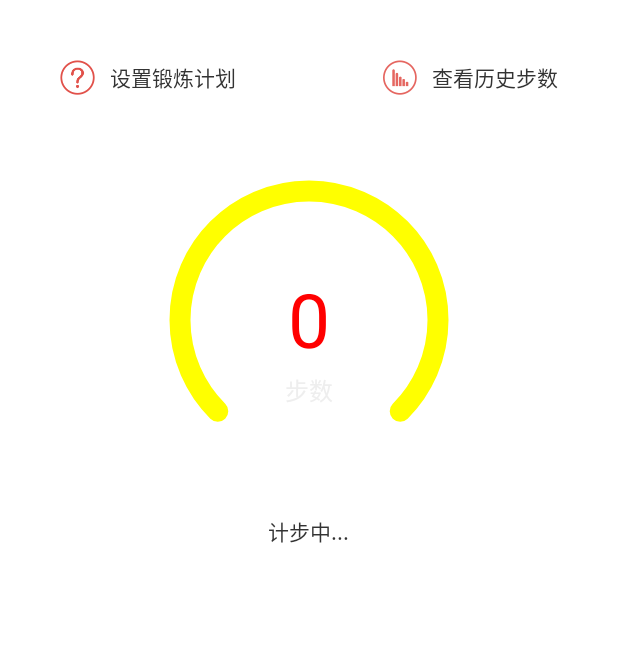
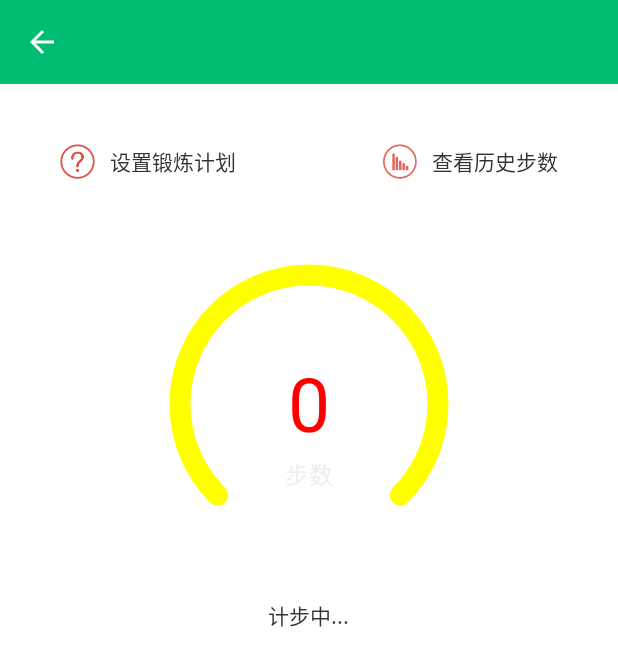
Before and after one commit to Lavanidad/Blueprint, an Android app: the StepActivity screen opened directly, with no data from a screen before it, on a phone screen of 412 x 824 dp. Shown: the top 666 px of the screen. Run offline under Robolectric (Android 15) with nearby library versions, the light colour scheme and no system bars; our stand-ins replace CircleImageView; 3 statements that could not run were skipped.

Commit message:
map layout finish

```diff
--- a/app/src/main/AndroidManifest.xml
+++ b/app/src/main/AndroidManifest.xml
@@ -27,7 +27,7 @@
         android:supportsRtl="true"
         android:theme="@style/AppTheme">
         <activity android:name=".activity.MainActivity"
-            android:theme="@style/AppTheme.Main">
+            android:theme="@style/AppTheme.NoActionBar">
             <intent-filter>
                 <action android:name="android.intent.action.MAIN" />
 
--- a/app/src/main/java/com/deepspring/blueprint/activity/MainActivity.java
+++ b/app/src/main/java/com/deepspring/blueprint/activity/MainActivity.java
@@ -33,7 +33,7 @@ import java.lang.reflect.Field;
 import butterknife.BindView;
 import butterknife.ButterKnife;
 
-//todo-list  1、计步页面toolbar添加返回 2、map 3、图形优化 4、第一页
+//todo-list  1、计步页面toolbar添加返回 2、map 3、图形优化，bitmap压缩 4、第一页
 public class MainActivity extends BaseActivity implements BottomNavigationBar.OnTabSelectedListener {
 
     @BindView(R.id.activity_container)
@@ -59,7 +59,7 @@ public class MainActivity extends BaseActivity implements BottomNavigationBar.On
                 Class decorViewClazz = Class.forName("com.android.internal.policy.DecorView");
                 Field field = decorViewClazz.getDeclaredField("mSemiTransparentStatusBarColor");
                 field.setAccessible(true);
-                field.setInt(getWindow().getDecorView(), getColor(R.color.colorPrimary));  //TODO 改为绿色
+                field.setInt(getWindow().getDecorView(), getColor(R.color.colorPrimary));
             } catch (Exception e) {}
         }
         if(Build.VERSION.SDK_INT >= Build.VERSION_CODES.KITKAT) {
--- a/app/src/main/java/com/deepspring/blueprint/activity/step/StepActivity.java
+++ b/app/src/main/java/com/deepspring/blueprint/activity/step/StepActivity.java
@@ -5,6 +5,9 @@ import android.content.Context;
 import android.content.Intent;
 import android.content.ServiceConnection;
 import android.os.IBinder;
+import android.support.v7.app.ActionBar;
+import android.support.v7.widget.Toolbar;
+import android.view.MenuItem;
 import android.view.View;
 import android.widget.TextView;
 
@@ -15,6 +18,9 @@ import com.deepspring.blueprint.step.UpdateUiCallBack;
 import com.deepspring.blueprint.utils.SharedPreferencesUtils;
 import com.deepspring.blueprint.view.MyStepView;
 
+/**
+ * todo:修改
+ */
 public class StepActivity extends BaseActivity implements View.OnClickListener {
 
     private TextView tv_data;
@@ -23,6 +29,8 @@ public class StepActivity extends BaseActivity implements View.OnClickListener {
     private TextView tv_isSupport;
     private SharedPreferencesUtils sp;
     private boolean isBind = false;
+    private Toolbar mToolbar;
+
 
     @Override
     protected int getLayoutId() {
@@ -36,6 +44,15 @@ public class StepActivity extends BaseActivity implements View.OnClickListener {
         cc = findViewById(R.id.cc);
         tv_set = findViewById(R.id.tv_set);
         tv_isSupport = findViewById(R.id.tv_isSupport);
+
+        mToolbar = findViewById(R.id.toolbar);
+        setSupportActionBar(mToolbar);
+        ActionBar mActionBar = getSupportActionBar();
+        mActionBar.setTitle("");
+        if(mActionBar != null) {
+            mActionBar.setDisplayHomeAsUpEnabled(true);
+        }
+
         initDatas();
         addListener();
     }
@@ -45,7 +62,7 @@ public class StepActivity extends BaseActivity implements View.OnClickListener {
         super.initDatas();
         sp = new SharedPreferencesUtils(this);
         //获取计划步数，默认6000
-        String planWalk_QTY = (String) sp.getParam("planWalk_QTY", "7000");
+        String planWalk_QTY = (String) sp.getParam("planWalk_QTY", "6000");
         cc.setCurrentCount(Integer.parseInt(planWalk_QTY), 0);
         tv_isSupport.setText("计步中...");
         setupService();
@@ -121,6 +138,16 @@ public class StepActivity extends BaseActivity implements View.OnClickListener {
     }
 
     @Override
+    public boolean onOptionsItemSelected(MenuItem item) {
+        switch (item.getItemId()){
+            case android.R.id.home:
+                finish();
+                break;
+        }
+        return super.onOptionsItemSelected(item);
+    }
+
+    @Override
     public void onDestroy() {
         super.onDestroy();
         if (isBind) {
--- /dev/null
+++ b/app/src/main/res/drawable/abc_ic_back.xml
@@ -0,0 +1,11 @@
+<?xml version="1.0" encoding="utf-8"?>
+<vector xmlns:android="http://schemas.android.com/apk/res/android"
+    android:width="24dp"
+    android:height="24dp"
+    android:viewportWidth="24.0"
+    android:viewportHeight="24.0"
+    android:autoMirrored="true">
+    <path
+        android:pathData="M20,11L7.8,11l5.6,-5.6L12,4l-8,8l8,8l1.4,-1.4L7.8,13L20,13L20,11z"
+        android:fillColor="@android:color/white"/>
+</vector>
--- a/app/src/main/res/layout/activity_run.xml
+++ b/app/src/main/res/layout/activity_run.xml
@@ -1,6 +1,7 @@
 <?xml version="1.0" encoding="utf-8"?>
-<LinearLayout xmlns:android="http://schemas.android.com/apk/res/android"
+<android.support.design.widget.CoordinatorLayout xmlns:android="http://schemas.android.com/apk/res/android"
     android:layout_width="match_parent"
     android:layout_height="match_parent">
 
-</LinearLayout>
+    <include layout="@layout/toolbar_back"/>
+</android.support.design.widget.CoordinatorLayout>
--- a/app/src/main/res/layout/activity_step.xml
+++ b/app/src/main/res/layout/activity_step.xml
@@ -1,8 +1,16 @@
 <?xml version="1.0" encoding="utf-8"?>
-<RelativeLayout xmlns:android="http://schemas.android.com/apk/res/android"
+<LinearLayout xmlns:android="http://schemas.android.com/apk/res/android"
     android:layout_width="match_parent"
     android:layout_height="match_parent"
+    android:orientation="vertical"
     android:background="#FFFFFF">
+
+    <include layout="@layout/toolbar_back"/>
+
+    <LinearLayout
+        android:layout_width="wrap_content"
+        android:layout_height="wrap_content"
+        android:orientation="vertical">
 
         <RelativeLayout
             android:layout_width="match_parent"
@@ -60,4 +68,6 @@
                 android:textColor="#333333" />
 
         </RelativeLayout>
-</RelativeLayout>
+    </LinearLayout>
+
+</LinearLayout>
--- a/app/src/main/res/layout/fragment_map.xml
+++ b/app/src/main/res/layout/fragment_map.xml
@@ -5,7 +5,7 @@
     xmlns:app="http://schemas.android.com/apk/res-auto"
     tools:context="com.deepspring.blueprint.fragment.MapFragment">
 
-        <android.support.design.widget.AppBarLayout
+    <android.support.design.widget.AppBarLayout
             android:layout_width="match_parent"
             android:layout_height="wrap_content"
             android:theme="@style/ThemeOverlay.AppCompat.Dark.ActionBar"
--- a/app/src/main/res/layout/fragment_run.xml
+++ b/app/src/main/res/layout/fragment_run.xml
@@ -7,8 +7,8 @@
 
     <com.github.edsergeev.TextFloatingActionButton
         android:id="@+id/run_fab"
-        android:layout_width="84dp"
-        android:layout_height="84dp"
+        android:layout_width="94dp"
+        android:layout_height="94dp"
         android:layout_gravity="center_horizontal|center_vertical"
         android:layout_margin="@dimen/fab_margin"
         android:scaleType="fitXY"
--- /dev/null
+++ b/app/src/main/res/layout/toolbar_back.xml
@@ -0,0 +1,27 @@
+<?xml version="1.0" encoding="utf-8"?>
+<LinearLayout
+    xmlns:android="http://schemas.android.com/apk/res/android"
+    android:layout_width="match_parent"
+    android:layout_height="wrap_content"
+    xmlns:app="http://schemas.android.com/apk/res-auto">
+
+    <android.support.design.widget.AppBarLayout
+        android:layout_width="match_parent"
+        android:layout_height="wrap_content"
+        android:theme="@style/ToolBarWithNavigationBack"
+        app:elevation="0dp">
+
+        <android.support.v7.widget.Toolbar
+            android:id="@+id/toolbar"
+            android:layout_width="match_parent"
+            android:layout_height="?attr/actionBarSize"
+            app:title=""
+            app:layout_collapseMode="pin"
+            app:layout_scrollFlags="scroll|enterAlways"
+            app:popupTheme="@style/ToolbarPopupTheme">
+
+        </android.support.v7.widget.Toolbar>
+
+
+    </android.support.design.widget.AppBarLayout>
+</LinearLayout>
--- a/app/src/main/res/values/styles.xml
+++ b/app/src/main/res/values/styles.xml
@@ -30,7 +30,7 @@
     <style name="AppTheme.PopupOverlay" parent="ThemeOverlay.AppCompat.Light" />
 
     <style name="ToolbarPopupTheme" parent="@style/ThemeOverlay.AppCompat.Light">
-        <item name="navigationIcon">@drawable/abc_ic_ab_back_material</item>
+        <item name="navigationIcon">@drawable/abc_ic_back</item>
         <item name="android:colorBackground">@color/white</item>
         <item name="android:textColor">@color/gray</item>
         <item name="android:textSize">14sp</item>
@@ -43,7 +43,7 @@
     </style>
 
     <style name="ToolBarWithNavigationBack">
-        <item name="navigationIcon">@drawable/abc_ic_ab_back_material</item>
+        <item name="navigationIcon">@drawable/abc_ic_back</item>
     </style>
 
 </resources>
```
Lines whose indentation alone changed are shown as unchanged.
